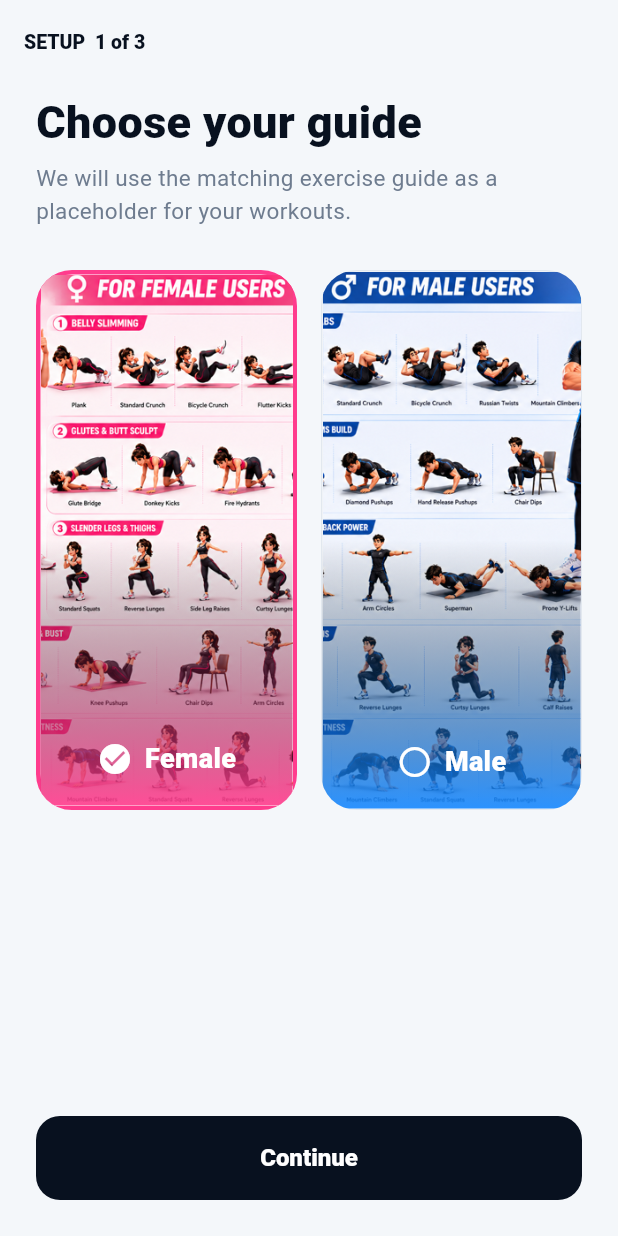
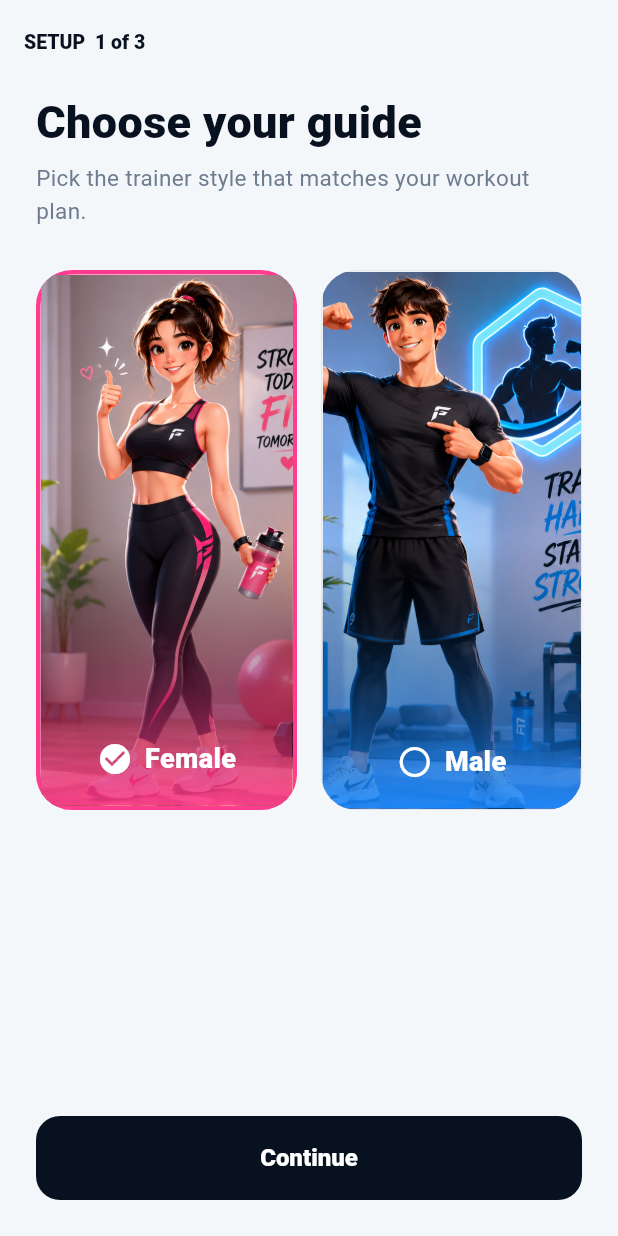
Before and after one commit to Julekha89/homefit-trainer-app, a Flutter app: the GenderSelectionScreen widget shown alone on an empty page, opened directly, on a phone screen of 412 x 824 dp. Run offline on Flutter 3.47's test engine with Material 3 defaults, Android fonts, the phone set to English and light mode, and no system bars; our stand-ins replace cloud_firestore, firebase_auth, firebase_core, flutter_tts, google_sign_in, lottie and 2 more; accounts and stored records are empty; Roboto replaces fonts that are missing (Arial).

Commit message:
Add trainer images to gender selection

```diff
--- a/lib/screens/onboarding_screens.dart
+++ b/lib/screens/onboarding_screens.dart
@@ -24,8 +24,7 @@ class _GenderSelectionScreenState extends State<GenderSelectionScreen> {
     return _OnboardingLayout(
       step: '1 of 3',
       title: 'Choose your guide',
-      subtitle:
-          'We will use the matching exercise guide as a placeholder for your workouts.',
+      subtitle: 'Pick the trainer style that matches your workout plan.',
       body: Row(
         children: Gender.values.map((gender) {
           final selected = gender == _gender;
@@ -52,7 +51,10 @@ class _GenderSelectionScreenState extends State<GenderSelectionScreen> {
                   child: Stack(
                     fit: StackFit.expand,
                     children: [
-                      Image.asset(gender.asset, fit: BoxFit.cover),
+                      Image.asset(
+                        _onboardingAssetFor(gender),
+                        fit: BoxFit.cover,
+                      ),
                       DecoratedBox(
                         decoration: BoxDecoration(
                           gradient: LinearGradient(
@@ -107,6 +109,13 @@ class _GenderSelectionScreenState extends State<GenderSelectionScreen> {
       ),
     );
   }
+}
+
+String _onboardingAssetFor(Gender gender) {
+  return switch (gender) {
+    Gender.female => 'assets/onboarding/female.png',
+    Gender.male => 'assets/onboarding/male.png',
+  };
 }
 
 class GoalSelectionScreen extends StatefulWidget {
--- a/pubspec.yaml
+++ b/pubspec.yaml
@@ -66,6 +66,8 @@ flutter:
   uses-material-design: true
   assets:
     - assets/logo/homefit_logo.png
+    - assets/onboarding/female.png
+    - assets/onboarding/male.png
     - assets/exercises/female/female.png
     - assets/exercises/female/Girl/
     - assets/exercises/female/Girl/Belly slimming/
```
Also changed, not shown: assets/onboarding/female.png (added), assets/onboarding/male.png (added).
